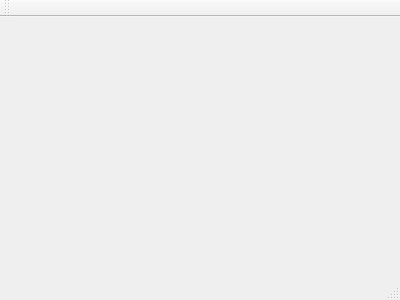
Before: the Qt Designer form mainwindow.ui in ViktorKovalev3/Insertion-and-selection-sorts, drawn with Qt 5.
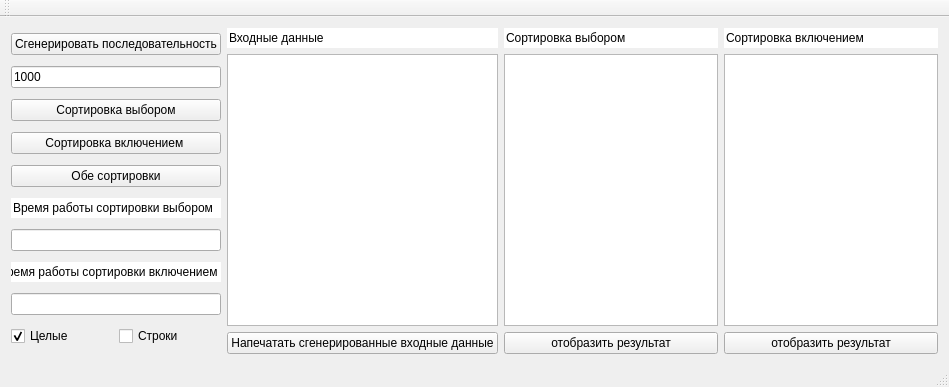
After: the same form once the commit is applied.

The edit to the form file:
```diff
--- a/mainwindow.ui
+++ b/mainwindow.ui
@@ -1,24 +1,369 @@
 <ui version="4.0">
  <class>MainWindow</class>
- <widget class="QMainWindow" name="MainWindow" >
-  <property name="geometry" >
+ <widget class="QMainWindow" name="MainWindow">
+  <property name="geometry">
    <rect>
     <x>0</x>
     <y>0</y>
-    <width>400</width>
-    <height>300</height>
+    <width>949</width>
+    <height>387</height>
    </rect>
   </property>
-  <property name="windowTitle" >
-   <string>MainWindow</string>
+  <property name="sizePolicy">
+   <sizepolicy hsizetype="Preferred" vsizetype="Preferred">
+    <horstretch>0</horstretch>
+    <verstretch>0</verstretch>
+   </sizepolicy>
   </property>
-  <widget class="QMenuBar" name="menuBar" />
-  <widget class="QToolBar" name="mainToolBar" />
-  <widget class="QWidget" name="centralWidget" />
-  <widget class="QStatusBar" name="statusBar" />
+  <property name="windowTitle">
+   <string>Insertion-and-selection-sorts</string>
+  </property>
+  <widget class="QWidget" name="centralWidget">
+   <property name="enabled">
+    <bool>true</bool>
+   </property>
+   <property name="layoutDirection">
+    <enum>Qt::LeftToRight</enum>
+   </property>
+   <layout class="QVBoxLayout" name="verticalLayout_5">
+    <item>
+     <layout class="QHBoxLayout" name="horizontalLayout">
+      <property name="sizeConstraint">
+       <enum>QLayout::SetDefaultConstraint</enum>
+      </property>
+      <item>
+       <layout class="QVBoxLayout" name="verticalLayout">
+        <item>
+         <widget class="QPushButton" name="push_generate">
+          <property name="text">
+           <string>Сгенерировать последовательность</string>
+          </property>
+          <property name="flat">
+           <bool>false</bool>
+          </property>
+         </widget>
+        </item>
+        <item>
+         <widget class="QLineEdit" name="number_for_generate">
+          <property name="focusPolicy">
+           <enum>Qt::ClickFocus</enum>
+          </property>
+          <property name="text">
+           <string>1000</string>
+          </property>
+         </widget>
+        </item>
+        <item>
+         <widget class="QPushButton" name="push_selection_sort">
+          <property name="enabled">
+           <bool>true</bool>
+          </property>
+          <property name="text">
+           <string>Сортировка выбором</string>
+          </property>
+         </widget>
+        </item>
+        <item>
+         <widget class="QPushButton" name="push_insertion_sort">
+          <property name="enabled">
+           <bool>true</bool>
+          </property>
+          <property name="text">
+           <string>Сортировка включением </string>
+          </property>
+         </widget>
+        </item>
+        <item>
+         <widget class="QPushButton" name="push_all_sorts">
+          <property name="text">
+           <string>Обе сортировки</string>
+          </property>
+         </widget>
+        </item>
+        <item>
+         <widget class="QLineEdit" name="lineEdit_5">
+          <property name="enabled">
+           <bool>true</bool>
+          </property>
+          <property name="mouseTracking">
+           <bool>false</bool>
+          </property>
+          <property name="focusPolicy">
+           <enum>Qt::NoFocus</enum>
+          </property>
+          <property name="contextMenuPolicy">
+           <enum>Qt::NoContextMenu</enum>
+          </property>
+          <property name="acceptDrops">
+           <bool>false</bool>
+          </property>
+          <property name="text">
+           <string>Время работы сортировки выбором</string>
+          </property>
+          <property name="frame">
+           <bool>false</bool>
+          </property>
+          <property name="readOnly">
+           <bool>true</bool>
+          </property>
+         </widget>
+        </item>
+        <item>
+         <widget class="QLineEdit" name="time_selection_sort">
+          <property name="enabled">
+           <bool>true</bool>
+          </property>
+          <property name="mouseTracking">
+           <bool>true</bool>
+          </property>
+          <property name="focusPolicy">
+           <enum>Qt::NoFocus</enum>
+          </property>
+          <property name="contextMenuPolicy">
+           <enum>Qt::NoContextMenu</enum>
+          </property>
+          <property name="acceptDrops">
+           <bool>false</bool>
+          </property>
+          <property name="frame">
+           <bool>true</bool>
+          </property>
+         </widget>
+        </item>
+        <item>
+         <widget class="QLineEdit" name="lineEdit_3">
+          <property name="enabled">
+           <bool>true</bool>
+          </property>
+          <property name="mouseTracking">
+           <bool>false</bool>
+          </property>
+          <property name="focusPolicy">
+           <enum>Qt::NoFocus</enum>
+          </property>
+          <property name="contextMenuPolicy">
+           <enum>Qt::NoContextMenu</enum>
+          </property>
+          <property name="acceptDrops">
+           <bool>false</bool>
+          </property>
+          <property name="text">
+           <string>Время работы сортировки включением</string>
+          </property>
+          <property name="frame">
+           <bool>false</bool>
+          </property>
+          <property name="readOnly">
+           <bool>true</bool>
+          </property>
+         </widget>
+        </item>
+        <item>
+         <widget class="QLineEdit" name="time_insertion_sort">
+          <property name="enabled">
+           <bool>true</bool>
+          </property>
+          <property name="mouseTracking">
+           <bool>true</bool>
+          </property>
+          <property name="focusPolicy">
+           <enum>Qt::NoFocus</enum>
+          </property>
+          <property name="contextMenuPolicy">
+           <enum>Qt::NoContextMenu</enum>
+          </property>
+          <property name="acceptDrops">
+           <bool>false</bool>
+          </property>
+          <property name="frame">
+           <bool>true</bool>
+          </property>
+         </widget>
+        </item>
+        <item>
+         <layout class="QHBoxLayout" name="horizontalLayout_2">
+          <item>
+           <widget class="QCheckBox" name="push_integer_mode">
+            <property name="text">
+             <string>Целые</string>
+            </property>
+            <property name="checkable">
+             <bool>true</bool>
+            </property>
+            <property name="checked">
+             <bool>true</bool>
+            </property>
+           </widget>
+          </item>
+          <item>
+           <widget class="QCheckBox" name="push_string_mode">
+            <property name="text">
+             <string>Строки</string>
+            </property>
+            <property name="checkable">
+             <bool>true</bool>
+            </property>
+            <property name="checked">
+             <bool>false</bool>
+            </property>
+           </widget>
+          </item>
+         </layout>
+        </item>
+       </layout>
+      </item>
+      <item>
+       <layout class="QVBoxLayout" name="verticalLayout_3">
+        <item>
+         <widget class="QLineEdit" name="lineEdit_2">
+          <property name="enabled">
+           <bool>true</bool>
+          </property>
+          <property name="mouseTracking">
+           <bool>false</bool>
+          </property>
+          <property name="focusPolicy">
+           <enum>Qt::NoFocus</enum>
+          </property>
+          <property name="contextMenuPolicy">
+           <enum>Qt::NoContextMenu</enum>
+          </property>
+          <property name="acceptDrops">
+           <bool>false</bool>
+          </property>
+          <property name="text">
+           <string>Входные данные</string>
+          </property>
+          <property name="frame">
+           <bool>false</bool>
+          </property>
+          <property name="readOnly">
+           <bool>true</bool>
+          </property>
+         </widget>
+        </item>
+        <item>
+         <widget class="QTextEdit" name="input_plain"/>
+        </item>
+        <item>
+         <widget class="QPushButton" name="print_generated">
+          <property name="text">
+           <string>Напечатать сгенерированные входные данные</string>
+          </property>
+         </widget>
+        </item>
+       </layout>
+      </item>
+      <item>
+       <layout class="QVBoxLayout" name="verticalLayout_2">
+        <item>
+         <widget class="QLineEdit" name="lineEdit">
+          <property name="enabled">
+           <bool>true</bool>
+          </property>
+          <property name="mouseTracking">
+           <bool>false</bool>
+          </property>
+          <property name="focusPolicy">
+           <enum>Qt::NoFocus</enum>
+          </property>
+          <property name="contextMenuPolicy">
+           <enum>Qt::NoContextMenu</enum>
+          </property>
+          <property name="acceptDrops">
+           <bool>false</bool>
+          </property>
+          <property name="text">
+           <string>Сортировка выбором</string>
+          </property>
+          <property name="frame">
+           <bool>false</bool>
+          </property>
+          <property name="readOnly">
+           <bool>true</bool>
+          </property>
+         </widget>
+        </item>
+        <item>
+         <widget class="QPlainTextEdit" name="output_plain_selection">
+          <property name="readOnly">
+           <bool>true</bool>
+          </property>
+         </widget>
+        </item>
+        <item>
+         <widget class="QPushButton" name="view_result_selection">
+          <property name="text">
+           <string>отобразить результат</string>
+          </property>
+         </widget>
+        </item>
+       </layout>
+      </item>
+      <item>
+       <layout class="QVBoxLayout" name="verticalLayout_4">
+        <property name="sizeConstraint">
+         <enum>QLayout::SetDefaultConstraint</enum>
+        </property>
+        <item>
+         <widget class="QLineEdit" name="lineEdit_4">
+          <property name="mouseTracking">
+           <bool>false</bool>
+          </property>
+          <property name="acceptDrops">
+           <bool>false</bool>
+          </property>
+          <property name="autoFillBackground">
+           <bool>false</bool>
+          </property>
+          <property name="text">
+           <string>Сортировка включением</string>
+          </property>
+          <property name="frame">
+           <bool>false</bool>
+          </property>
+          <property name="readOnly">
+           <bool>true</bool>
+          </property>
+         </widget>
+        </item>
+        <item>
+         <widget class="QPlainTextEdit" name="output_plain_insertion"/>
+        </item>
+        <item>
+         <widget class="QPushButton" name="view_result_selection_2">
+          <property name="text">
+           <string>отобразить результат</string>
+          </property>
+         </widget>
+        </item>
+       </layout>
+      </item>
+     </layout>
+    </item>
+   </layout>
+  </widget>
+  <widget class="QMenuBar" name="menuBar">
+   <property name="geometry">
+    <rect>
+     <x>0</x>
+     <y>0</y>
+     <width>949</width>
+     <height>22</height>
+    </rect>
+   </property>
+  </widget>
+  <widget class="QToolBar" name="mainToolBar">
+   <attribute name="toolBarArea">
+    <enum>TopToolBarArea</enum>
+   </attribute>
+   <attribute name="toolBarBreak">
+    <bool>false</bool>
+   </attribute>
+  </widget>
+  <widget class="QStatusBar" name="statusBar"/>
  </widget>
- <layoutDefault spacing="6" margin="11" />
- <pixmapfunction></pixmapfunction>
+ <layoutdefault spacing="6" margin="11"/>
  <resources/>
  <connections/>
 </ui>
```
Left out of the diff: 68 changed lines with no effect on the pictures.
